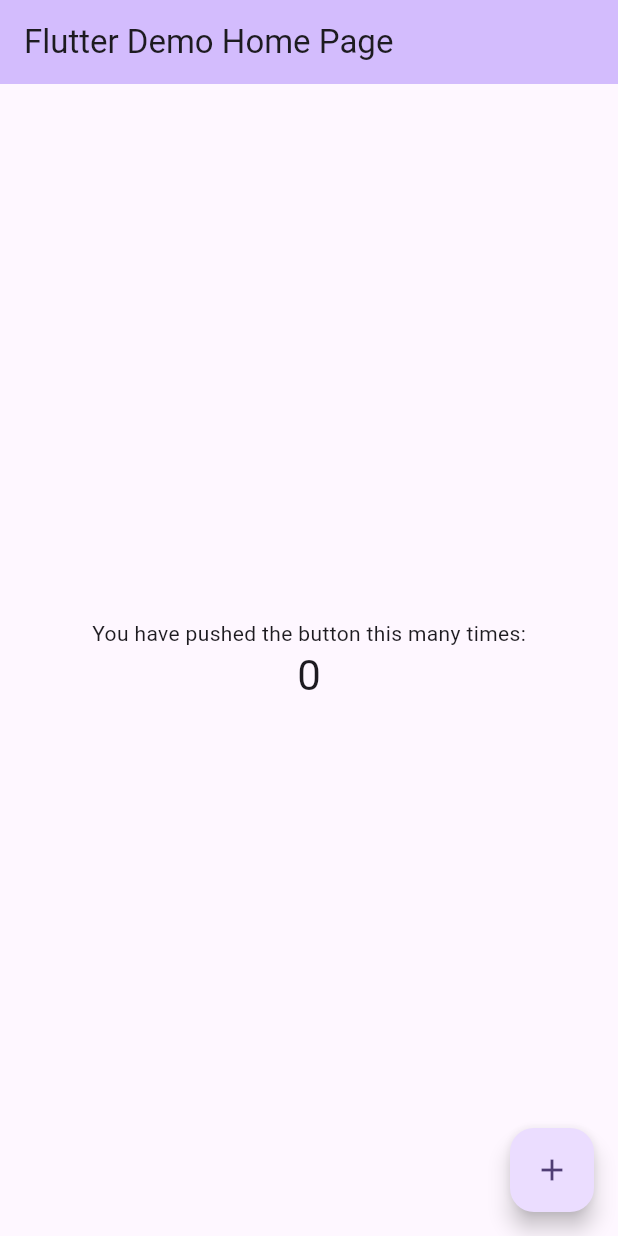
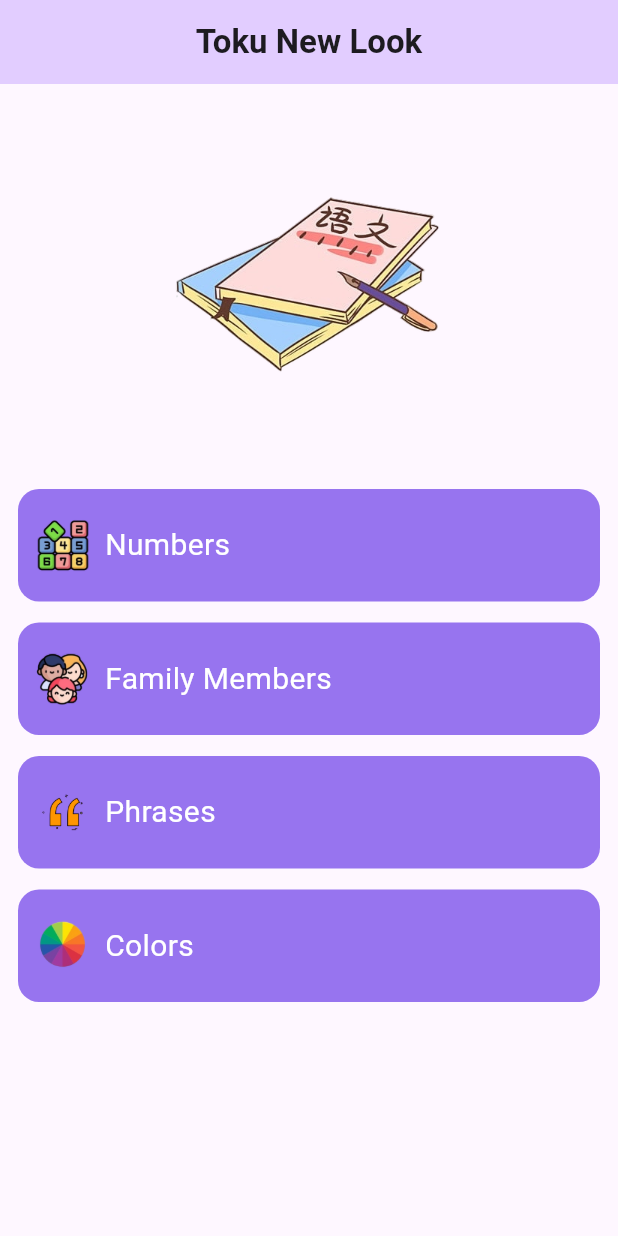
Before and after one commit to KarimFawzy1/Japanese-Learning-App, a Flutter app: the screen it shows after launch, on a phone screen of 412 x 824 dp. Run offline on Flutter 3.47's test engine with Material 3 defaults, Android fonts, the phone set to English and light mode, and no system bars.

Commit message:
Adding Home Page + Logos

```diff
--- a/lib/main.dart
+++ b/lib/main.dart
@@ -1,125 +1,19 @@
 import 'package:flutter/material.dart';
+import 'package:toku_new_look/pages/home_page.dart';
 
 void main() {
-  runApp(const MyApp());
+  runApp(const TokuApp());
 }
 
-class MyApp extends StatelessWidget {
-  const MyApp({super.key});
+class TokuApp extends StatelessWidget {
+  const TokuApp({super.key});
 
-  // This widget is the root of your application.
   @override
   Widget build(BuildContext context) {
-    return MaterialApp(
-      title: 'Flutter Demo',
-      theme: ThemeData(
-        // This is the theme of your application.
-        //
-        // TRY THIS: Try running your application with "flutter run". You'll see
-        // the application has a purple toolbar. Then, without quitting the app,
-        // try changing the seedColor in the colorScheme below to Colors.green
-        // and then invoke "hot reload" (save your changes or press the "hot
-        // reload" button in a Flutter-supported IDE, or press "r" if you used
-        // the command line to start the app).
-        //
-        // Notice that the counter didn't reset back to zero; the application
-        // state is not lost during the reload. To reset the state, use hot
-        // restart instead.
-        //
-        // This works for code too, not just values: Most code changes can be
-        // tested with just a hot reload.
-        colorScheme: ColorScheme.fromSeed(seedColor: Colors.deepPurple),
-        useMaterial3: true,
-      ),
-      home: const MyHomePage(title: 'Flutter Demo Home Page'),
+    return const MaterialApp(
+      title: 'Toku',
+      debugShowCheckedModeBanner: false,
+      home: HomePage(),
     );
   }
 }
-
-class MyHomePage extends StatefulWidget {
-  const MyHomePage({super.key, required this.title});
-
-  // This widget is the home page of your application. It is stateful, meaning
-  // that it has a State object (defined below) that contains fields that affect
-  // how it looks.
-
-  // This class is the configuration for the state. It holds the values (in this
-  // case the title) provided by the parent (in this case the App widget) and
-  // used by the build method of the State. Fields in a Widget subclass are
-  // always marked "final".
-
-  final String title;
-
-  @override
-  State<MyHomePage> createState() => _MyHomePageState();
-}
-
-class _MyHomePageState extends State<MyHomePage> {
-  int _counter = 0;
-
-  void _incrementCounter() {
-    setState(() {
-      // This call to setState tells the Flutter framework that something has
-      // changed in this State, which causes it to rerun the build method below
-      // so that the display can reflect the updated values. If we changed
-      // _counter without calling setState(), then the build method would not be
-      // called again, and so nothing would appear to happen.
-      _counter++;
-    });
-  }
-
-  @override
-  Widget build(BuildContext context) {
-    // This method is rerun every time setState is called, for instance as done
-    // by the _incrementCounter method above.
-    //
-    // The Flutter framework has been optimized to make rerunning build methods
-    // fast, so that you can just rebuild anything that needs updating rather
-    // than having to individually change instances of widgets.
-    return Scaffold(
-      appBar: AppBar(
-        // TRY THIS: Try changing the color here to a specific color (to
-        // Colors.amber, perhaps?) and trigger a hot reload to see the AppBar
-        // change color while the other colors stay the same.
-        backgroundColor: Theme.of(context).colorScheme.inversePrimary,
-        // Here we take the value from the MyHomePage object that was created by
-        // the App.build method, and use it to set our appbar title.
-        title: Text(widget.title),
-      ),
-      body: Center(
-        // Center is a layout widget. It takes a single child and positions it
-        // in the middle of the parent.
-        child: Column(
-          // Column is also a layout widget. It takes a list of children and
-          // arranges them vertically. By default, it sizes itself to fit its
-          // children horizontally, and tries to be as tall as its parent.
-          //
-          // Column has various properties to control how it sizes itself and
-          // how it positions its children. Here we use mainAxisAlignment to
-          // center the children vertically; the main axis here is the vertical
-          // axis because Columns are vertical (the cross axis would be
-          // horizontal).
-          //
-          // TRY THIS: Invoke "debug painting" (choose the "Toggle Debug Paint"
-          // action in the IDE, or press "p" in the console), to see the
-          // wireframe for each widget.
-          mainAxisAlignment: MainAxisAlignment.center,
-          children: <Widget>[
-            const Text(
-              'You have pushed the button this many times:',
-            ),
-            Text(
-              '$_counter',
-              style: Theme.of(context).textTheme.headlineMedium,
-            ),
-          ],
-        ),
-      ),
-      floatingActionButton: FloatingActionButton(
-        onPressed: _incrementCounter,
-        tooltip: 'Increment',
-        child: const Icon(Icons.add),
-      ), // This trailing comma makes auto-formatting nicer for build methods.
-    );
-  }
-}
--- /dev/null
+++ b/lib/pages/home_page.dart
@@ -0,0 +1,154 @@
+import 'package:flutter/material.dart';
+
+class HomePage extends StatelessWidget {
+  const HomePage({super.key});
+
+  @override
+  Widget build(BuildContext context) {
+    return Scaffold(
+      appBar: AppBar(
+        backgroundColor: const Color.fromARGB(255, 226, 205, 255),
+        centerTitle: true,
+        title: const Text('Toku New Look',
+            style: TextStyle(
+              fontSize: 22,
+              fontWeight: FontWeight.bold,
+            )),
+      ),
+      body: Column(
+        children: [
+          const SizedBox(height: 30),
+          Center(
+            child: SizedBox(
+              width: 180,
+              height: 180,
+              child: Image.asset(
+                'assets/images/language-book.png',
+              ),
+            ),
+          ),
+          const SizedBox(height: 60),
+          Container(
+            margin: const EdgeInsets.symmetric(horizontal: 12),
+            alignment: Alignment.centerLeft,
+            padding: const EdgeInsets.all(12),
+            decoration: BoxDecoration(
+              color: const Color(0xff9774ef),
+              borderRadius: BorderRadius.circular(14),
+            ),
+            height: 75,
+            child: Row(
+              mainAxisSize: MainAxisSize.min,
+              children: [
+                Image.asset(
+                  'assets/images/numbers.png',
+                  width: 36,
+                  height: 36,
+                ),
+                const SizedBox(width: 10),
+                const Text(
+                  "Numbers",
+                  style: TextStyle(
+                    fontSize: 20,
+                    // fontWeight: FontWeight.bold,
+                    color: Colors.white,
+                  ),
+                ),
+              ],
+            ),
+          ),
+          const SizedBox(height: 14),
+          Container(
+            margin: const EdgeInsets.symmetric(horizontal: 12),
+            alignment: Alignment.centerLeft,
+            padding: const EdgeInsets.all(12),
+            decoration: BoxDecoration(
+              color: const Color(0xff9774ef),
+              borderRadius: BorderRadius.circular(14),
+            ),
+            height: 75,
+            child: Row(
+              mainAxisSize: MainAxisSize.min,
+              children: [
+                Image.asset(
+                  'assets/images/family.png',
+                  width: 36,
+                  height: 36,
+                ),
+                const SizedBox(width: 10),
+                const Text(
+                  "Family Members",
+                  style: TextStyle(
+                    fontSize: 20,
+                    // fontWeight: FontWeight.bold,
+                    color: Colors.white,
+                  ),
+                ),
+              ],
+            ),
+          ),
+          const SizedBox(height: 14),
+          Container(
+            margin: const EdgeInsets.symmetric(horizontal: 12),
+            alignment: Alignment.centerLeft,
+            padding: const EdgeInsets.all(12),
+            decoration: BoxDecoration(
+              color: const Color(0xff9774ef),
+              borderRadius: BorderRadius.circular(14),
+            ),
+            height: 75,
+            child: Row(
+              mainAxisSize: MainAxisSize.min,
+              children: [
+                Image.asset(
+                  'assets/images/phrases.png',
+                  width: 36,
+                  height: 36,
+                ),
+                const SizedBox(width: 10),
+                const Text(
+                  "Phrases",
+                  style: TextStyle(
+                    fontSize: 20,
+                    // fontWeight: FontWeight.bold,
+                    color: Colors.white,
+                  ),
+                ),
+              ],
+            ),
+          ),
+          const SizedBox(height: 14),
+          Container(
+            margin: const EdgeInsets.symmetric(horizontal: 12),
+            alignment: Alignment.centerLeft,
+            padding: const EdgeInsets.all(12),
+            decoration: BoxDecoration(
+              color: const Color(0xff9774ef),
+              borderRadius: BorderRadius.circular(14),
+            ),
+            height: 75,
+            child: Row(
+              mainAxisSize: MainAxisSize.min,
+              children: [
+                Image.asset(
+                  'assets/images/colors.png',
+                  width: 36,
+                  height: 36,
+                ),
+                const SizedBox(width: 10),
+                const Text(
+                  "Colors",
+                  style: TextStyle(
+                    fontSize: 20,
+                    // fontWeight: FontWeight.bold,
+                    color: Colors.white,
+                  ),
+                ),
+              ],
+            ),
+          ),
+        ],
+      ),
+    );
+  }
+}
--- a/pubspec.yaml
+++ b/pubspec.yaml
@@ -59,8 +59,8 @@ flutter:
   uses-material-design: true
 
   # To add assets to your application, add an assets section, like this:
-  # assets:
-  #   - images/a_dot_burr.jpeg
+  assets:
+    - assets/images/
   #   - images/a_dot_ham.jpeg
 
   # An image asset can refer to one or more resolution-specific "variants", see
```
Also changed, not shown: assets/images/colors.png (added), assets/images/family.png (added), assets/images/language-book.png (added), assets/images/logo1.png (added), assets/images/logo2.png (added), assets/images/logo3.png (added), assets/images/logo4.png (added), assets/images/mmm.png (added), assets/images/numbers.png (added), assets/images/phrases.png (added), 1 other file.
